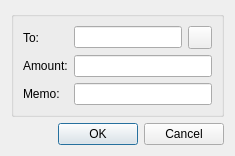
First picture: the form in src/ui/blockchainsend.ui, repository Open-Transactions/metier, before the edit.
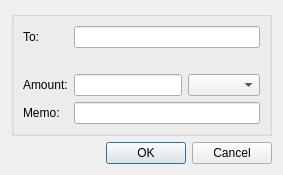
Second picture: the form after the edit. Icons and pictures are not drawn.

Patch:
```diff
--- a/src/ui/blockchainsend.ui
+++ b/src/ui/blockchainsend.ui
@@ -31,43 +31,38 @@
         </property>
        </widget>
       </item>
-      <item row="0" column="1">
-       <widget class="QLineEdit" name="address"/>
+      <item row="4" column="1" colspan="2">
+       <widget class="QLineEdit" name="memo"/>
       </item>
-      <item row="0" column="2">
-       <widget class="QToolButton" name="scanQR">
-        <property name="toolTip">
-         <string>Scan Recipient's QR code</string>
-        </property>
-        <property name="text">
-         <string/>
-        </property>
-        <property name="icon">
-         <iconset>
-          <normaloff>:/assets/qrcode.png</normaloff>
-          <normalon>:/assets/qrcode.png</normalon>:/assets/qrcode.png</iconset>
-        </property>
-       </widget>
+      <item row="2" column="2">
+       <widget class="QComboBox" name="scale"/>
       </item>
-      <item row="1" column="0">
+      <item row="2" column="0">
        <widget class="QLabel" name="amountLabel">
         <property name="text">
          <string>Amount:</string>
         </property>
        </widget>
       </item>
-      <item row="1" column="1" colspan="2">
-       <widget class="QLineEdit" name="amount"/>
-      </item>
-      <item row="2" column="0">
+      <item row="4" column="0">
        <widget class="QLabel" name="memoLabel">
         <property name="text">
          <string>Memo:</string>
         </property>
        </widget>
       </item>
-      <item row="2" column="1" colspan="2">
-       <widget class="QLineEdit" name="memo"/>
+      <item row="2" column="1">
+       <widget class="QLineEdit" name="amount"/>
+      </item>
+      <item row="1" column="1" colspan="2">
+       <widget class="QLabel" name="status">
+        <property name="text">
+         <string></string>
+        </property>
+       </widget>
+      </item>
+      <item row="0" column="1" colspan="2">
+       <widget class="QLineEdit" name="address"/>
       </item>
      </layout>
     </widget>
```
Left out of the diff: 1 changed line with no effect on the pictures.
